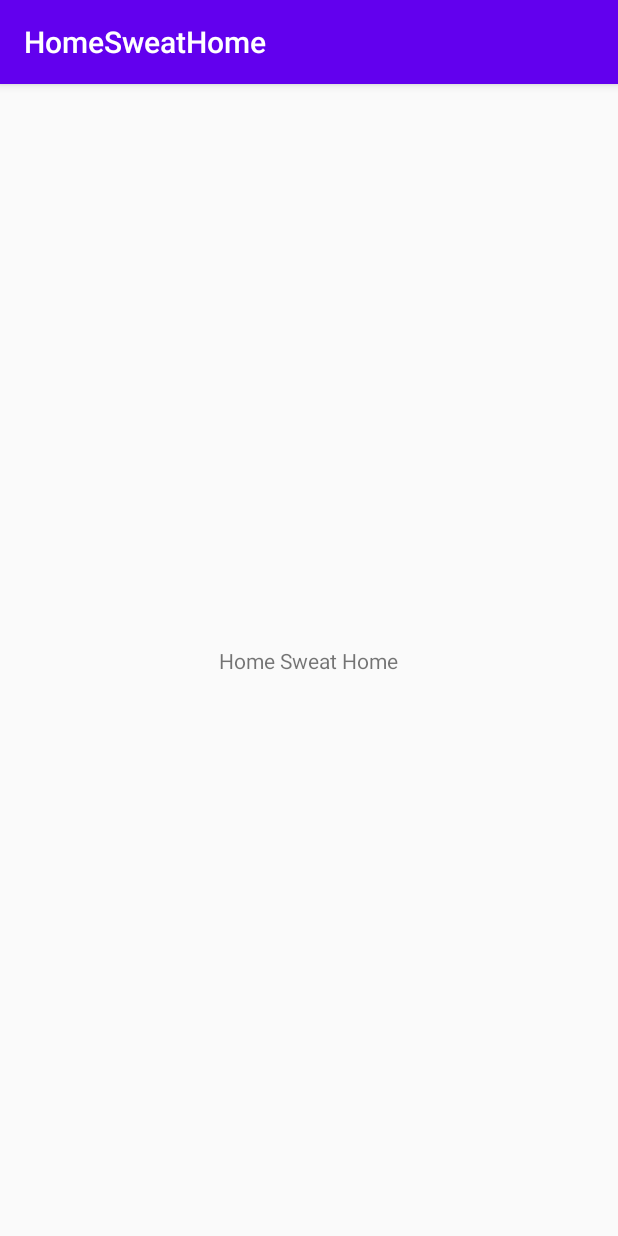
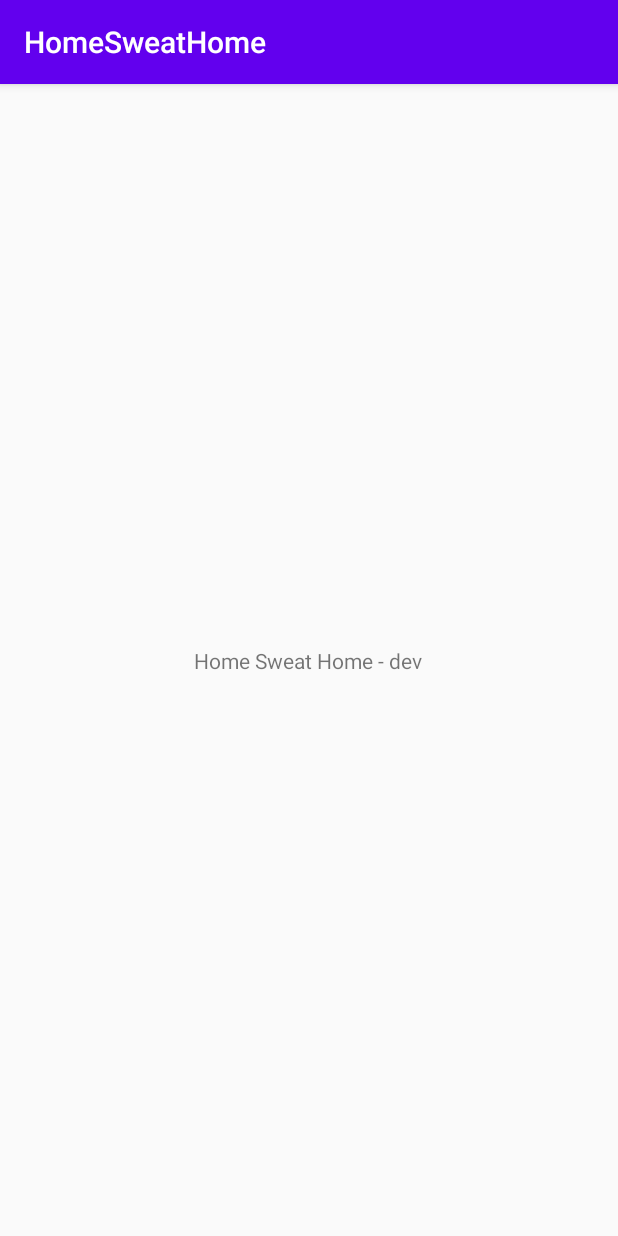
Before and after one commit to rickywychoi/HomeSweatHome, an Android app: the screen it shows after launch (MainActivity), on a phone screen of 412 x 824 dp. Run offline under Robolectric (Android 15) with nearby library versions, the phone set to English and light mode, and no system bars.

Commit message:
Initial commit on dev

```diff
--- a/app/src/main/res/layout/activity_main.xml
+++ b/app/src/main/res/layout/activity_main.xml
@@ -9,7 +9,7 @@
     <TextView
         android:layout_width="wrap_content"
         android:layout_height="wrap_content"
-        android:text="Home Sweat Home"
+        android:text="Home Sweat Home - dev"
         app:layout_constraintBottom_toBottomOf="parent"
         app:layout_constraintHorizontal_bias="0.498"
         app:layout_constraintLeft_toLeftOf="parent"
```
